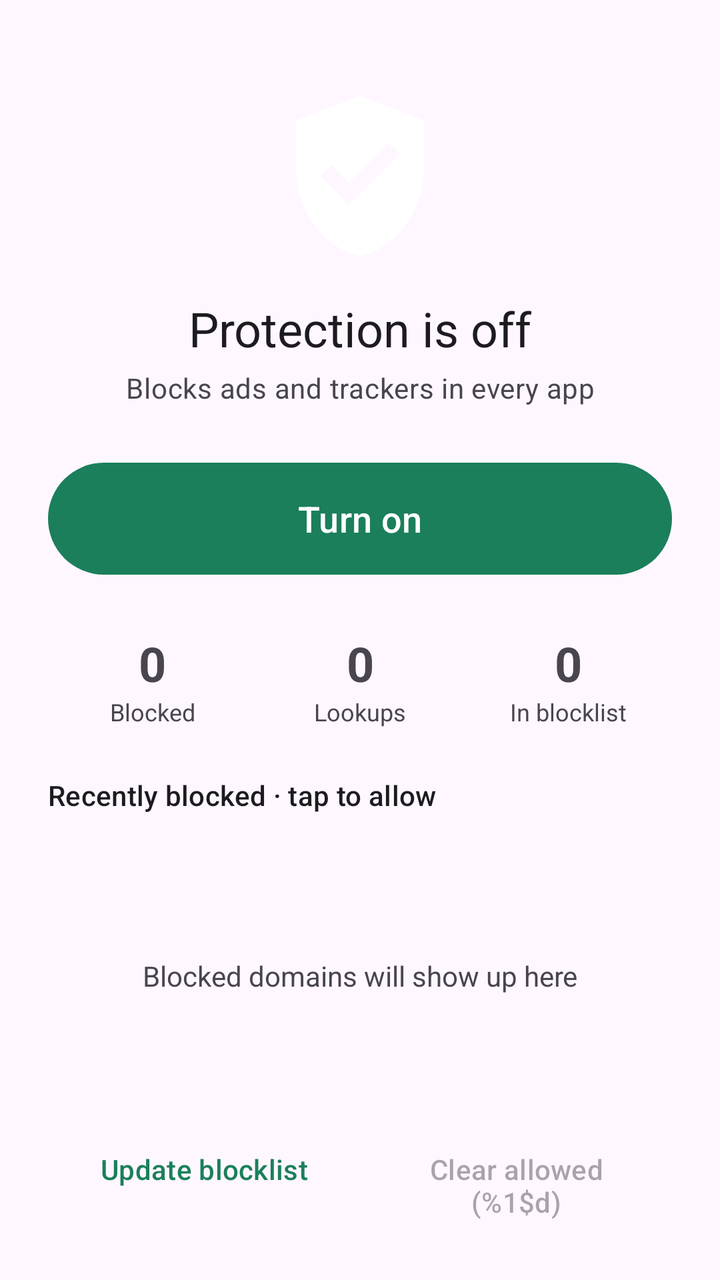
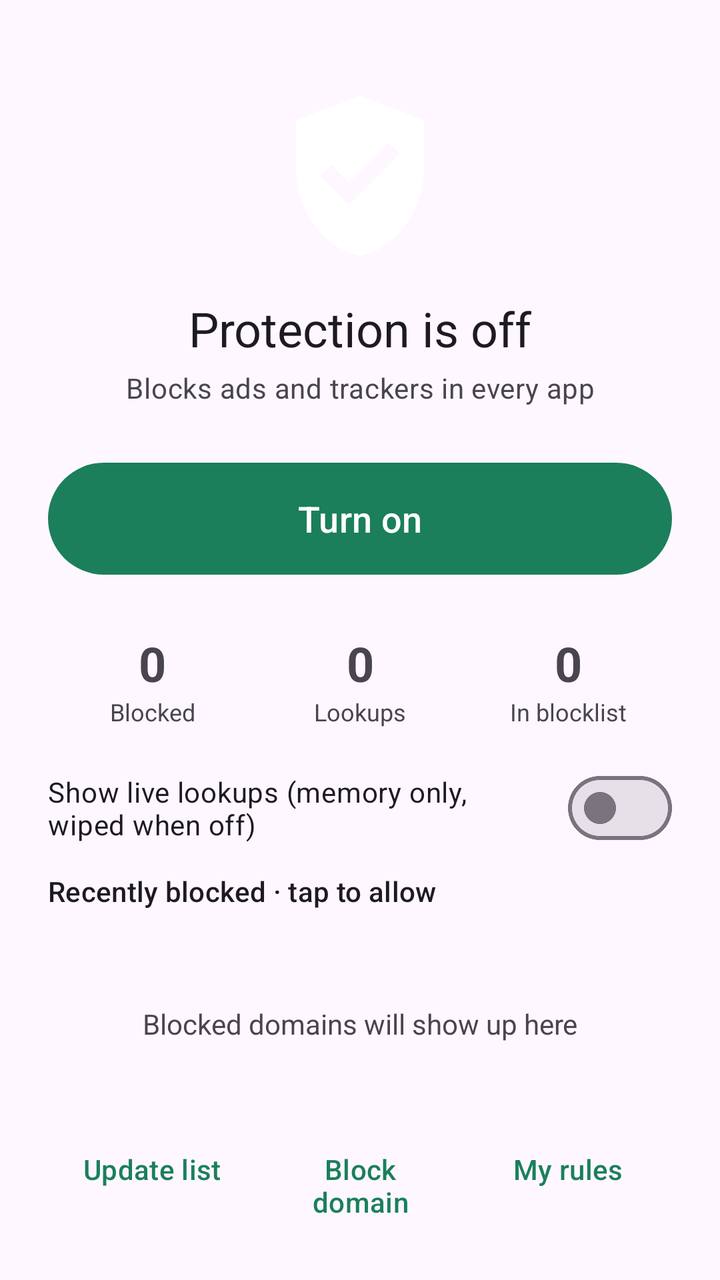

Before-and-after screenshots of an Android layout around one commit, followed by the original layout XML and the change that was made.
<!-- AndroidManifest.xml: application theme Theme.Kavach -->
<!-- res/layout/activity_main.xml -->
<?xml version="1.0" encoding="utf-8"?>
<LinearLayout xmlns:android="http://schemas.android.com/apk/res/android"
    android:layout_width="match_parent"
    android:layout_height="match_parent"
    android:fitsSystemWindows="true"
    android:orientation="vertical"
    android:padding="24dp">

    <ImageView
        android:id="@+id/shield"
        android:layout_width="96dp"
        android:layout_height="96dp"
        android:layout_gravity="center_horizontal"
        android:layout_marginTop="16dp"
        android:contentDescription="@null"
        android:src="@drawable/ic_shield" />

    <TextView
        android:id="@+id/status"
        android:layout_width="match_parent"
        android:layout_height="wrap_content"
        android:layout_marginTop="12dp"
        android:gravity="center"
        android:text="@string/status_off"
        android:textAppearance="?attr/textAppearanceHeadlineSmall" />

    <TextView
        android:layout_width="match_parent"
        android:layout_height="wrap_content"
        android:layout_marginTop="4dp"
        android:gravity="center"
        android:text="@string/tagline"
        android:textAppearance="?attr/textAppearanceBodyMedium"
        android:textColor="?android:attr/textColorSecondary" />

    <com.google.android.material.button.MaterialButton
        android:id="@+id/toggle"
        android:layout_width="match_parent"
        android:layout_height="64dp"
        android:layout_marginTop="24dp"
        android:text="@string/turn_on"
        android:textSize="18sp" />

    <LinearLayout
        android:layout_width="match_parent"
        android:layout_height="wrap_content"
        android:layout_marginTop="24dp"
        android:baselineAligned="false"
        android:orientation="horizontal">

        <LinearLayout
            android:layout_width="0dp"
            android:layout_height="wrap_content"
            android:layout_weight="1"
            android:orientation="vertical">

            <TextView
                android:id="@+id/blockedCount"
                style="@style/StatValue"
                android:text="0" />

            <TextView
                style="@style/StatLabel"
                android:text="@string/stat_blocked" />
        </LinearLayout>

        <LinearLayout
            android:layout_width="0dp"
            android:layout_height="wrap_content"
            android:layout_weight="1"
            android:orientation="vertical">

            <TextView
                android:id="@+id/queryCount"
                style="@style/StatValue"
                android:text="0" />

            <TextView
                style="@style/StatLabel"
                android:text="@string/stat_queries" />
        </LinearLayout>

        <LinearLayout
            android:layout_width="0dp"
            android:layout_height="wrap_content"
            android:layout_weight="1"
            android:orientation="vertical">

            <TextView
                android:id="@+id/listSize"
                style="@style/StatValue"
                android:text="0" />

            <TextView
                style="@style/StatLabel"
                android:text="@string/stat_list" />
        </LinearLayout>
    </LinearLayout>

    <TextView
        android:layout_width="match_parent"
        android:layout_height="wrap_content"
        android:layout_marginTop="24dp"
        android:text="@string/recent_header"
        android:textAppearance="?attr/textAppearanceTitleSmall" />

    <FrameLayout
        android:layout_width="match_parent"
        android:layout_height="0dp"
        android:layout_marginTop="8dp"
        android:layout_weight="1">

        <ListView
            android:id="@+id/recentList"
            android:layout_width="match_parent"
            android:layout_height="match_parent"
            android:divider="@null" />

        <TextView
            android:id="@+id/recentEmpty"
            android:layout_width="match_parent"
            android:layout_height="match_parent"
            android:gravity="center"
            android:text="@string/recent_empty"
            android:textColor="?android:attr/textColorSecondary" />
    </FrameLayout>

    <LinearLayout
        android:layout_width="match_parent"
        android:layout_height="wrap_content"
        android:orientation="horizontal">

        <com.google.android.material.button.MaterialButton
            android:id="@+id/updateList"
            style="@style/Widget.Material3.Button.TextButton"
            android:layout_width="0dp"
            android:layout_height="wrap_content"
            android:layout_weight="1"
            android:text="@string/update_blocklist" />

        <com.google.android.material.button.MaterialButton
            android:id="@+id/clearAllowlist"
            style="@style/Widget.Material3.Button.TextButton"
            android:layout_width="0dp"
            android:layout_height="wrap_content"
            android:layout_weight="1"
            android:enabled="false"
            android:text="@string/clear_allowlist" />
    </LinearLayout>
</LinearLayout>
<!-- resources referenced by this layout -->
<resources>
  <!-- drawable ic_shield (drawable) -->
  <?xml version="1.0" encoding="utf-8"?>
  <vector xmlns:android="http://schemas.android.com/apk/res/android"
      android:width="24dp"
      android:height="24dp"
      android:viewportWidth="24"
      android:viewportHeight="24">
      <path
          android:fillColor="#FFFFFFFF"
          android:pathData="M12,2L4,5v6c0,5.2 3.4,10 8,11c4.6,-1 8,-5.8 8,-11V5L12,2zM10.6,15.6L7,12l1.4,-1.4 2.2,2.2 5,-5L17,9.2 10.6,15.6z" />
  </vector>
  <string name="clear_allowlist">Clear allowed (%1$d)</string>
  <string name="recent_empty">Blocked domains will show up here</string>
  <string name="recent_header">Recently blocked · tap to allow</string>
  <string name="stat_blocked">Blocked</string>
  <string name="stat_list">In blocklist</string>
  <string name="stat_queries">Lookups</string>
  <string name="status_off">Protection is off</string>
  <string name="tagline">Blocks ads and trackers in every app</string>
  <string name="turn_on">Turn on</string>
  <string name="update_blocklist">Update blocklist</string>
  <style name="StatLabel">
          <item name="android:layout_width">match_parent</item>
          <item name="android:layout_height">wrap_content</item>
          <item name="android:gravity">center</item>
          <item name="android:textSize">12sp</item>
          <item name="android:textColor">?android:attr/textColorSecondary</item>
      </style>
  <style name="StatValue">
          <item name="android:layout_width">match_parent</item>
          <item name="android:layout_height">wrap_content</item>
          <item name="android:gravity">center</item>
          <item name="android:textSize">24sp</item>
          <item name="android:textStyle">bold</item>
      </style>
  <style name="Theme.Kavach" parent="Theme.Material3.DayNight.NoActionBar">
          <item name="colorPrimary">@color/brand</item>
          <item name="colorOnPrimary">#FFFFFF</item>
      </style>
  <color name="brand">#1B7F5B</color>
</resources>

<!-- the commit's change to res/layout/activity_main.xml (unified diff, before → after) -->
@@ -97,10 +97,18 @@
         </LinearLayout>
     </LinearLayout>
 
-    <TextView
+    <com.google.android.material.materialswitch.MaterialSwitch
+        android:id="@+id/liveSwitch"
         android:layout_width="match_parent"
         android:layout_height="wrap_content"
-        android:layout_marginTop="24dp"
+        android:layout_marginTop="16dp"
+        android:text="@string/live_switch" />
+
+    <TextView
+        android:id="@+id/listHeader"
+        android:layout_width="match_parent"
+        android:layout_height="wrap_content"
+        android:layout_marginTop="8dp"
         android:text="@string/recent_header"
         android:textAppearance="?attr/textAppearanceTitleSmall" />
 
@@ -139,12 +147,19 @@
             android:text="@string/update_blocklist" />
 
         <com.google.android.material.button.MaterialButton
-            android:id="@+id/clearAllowlist"
+            android:id="@+id/blockDomain"
             style="@style/Widget.Material3.Button.TextButton"
             android:layout_width="0dp"
             android:layout_height="wrap_content"
             android:layout_weight="1"
-            android:enabled="false"
-            android:text="@string/clear_allowlist" />
+            android:text="@string/block_domain" />
+
+        <com.google.android.material.button.MaterialButton
+            android:id="@+id/myRules"
+            style="@style/Widget.Material3.Button.TextButton"
+            android:layout_width="0dp"
+            android:layout_height="wrap_content"
+            android:layout_weight="1"
+            android:text="@string/my_rules" />
     </LinearLayout>
 </LinearLayout>
<!-- resource entries referenced after the edit -->
@@ -11,7 +11,9 @@
           android:fillColor="#FFFFFFFF"
           android:pathData="M12,2L4,5v6c0,5.2 3.4,10 8,11c4.6,-1 8,-5.8 8,-11V5L12,2zM10.6,15.6L7,12l1.4,-1.4 2.2,2.2 5,-5L17,9.2 10.6,15.6z" />
   </vector>
-  <string name="clear_allowlist">Clear allowed (%1$d)</string>
+  <string name="block_domain">Block domain</string>
+  <string name="live_switch">Show live lookups (memory only, wiped when off)</string>
+  <string name="my_rules">My rules</string>
   <string name="recent_empty">Blocked domains will show up here</string>
   <string name="recent_header">Recently blocked · tap to allow</string>
   <string name="stat_blocked">Blocked</string>
@@ -20,7 +22,7 @@
   <string name="status_off">Protection is off</string>
   <string name="tagline">Blocks ads and trackers in every app</string>
   <string name="turn_on">Turn on</string>
-  <string name="update_blocklist">Update blocklist</string>
+  <string name="update_blocklist">Update list</string>
   <style name="StatLabel">
           <item name="android:layout_width">match_parent</item>
           <item name="android:layout_height">wrap_content</item>
